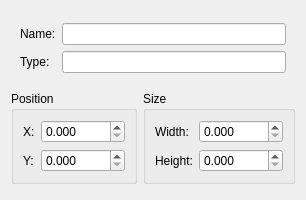
Qt form src/objectpropertiesdialog.ui (mapeditor/tiled) before a commit.
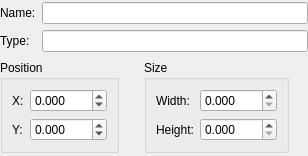
The same form after that commit.

Commit message:
Further tweaks to the object properties dialog
Adjusted the margins and the resizing behaviour, as well as specifying
somewhat saner minimum and maximum values. Also made sure that the
dialog shows at its recommended size and removed an unnecessary call to
emitObjectChanged (since the undo command will do that).

Added Michael Woerister to the list of contributors.

```diff
--- a/src/objectpropertiesdialog.ui
+++ b/src/objectpropertiesdialog.ui
@@ -6,8 +6,8 @@
    <rect>
     <x>0</x>
     <y>0</y>
-    <width>274</width>
-    <height>200</height>
+    <width>308</width>
+    <height>156</height>
    </rect>
   </property>
   <property name="sizePolicy">
@@ -25,11 +25,35 @@
   <property name="windowTitle">
    <string>Form</string>
   </property>
-  <layout class="QGridLayout" name="gridLayout">
-   <property name="sizeConstraint">
-    <enum>QLayout::SetDefaultConstraint</enum>
+  <layout class="QGridLayout" name="gridLayout_4">
+   <property name="margin">
+    <number>0</number>
    </property>
-   <item row="2" column="0">
+   <item row="0" column="0" colspan="4">
+    <layout class="QGridLayout" name="gridLayout_3">
+     <item row="0" column="0">
+      <widget class="QLabel" name="nameLabel">
+       <property name="text">
+        <string>Name:</string>
+       </property>
+      </widget>
+     </item>
+     <item row="0" column="1">
+      <widget class="QLineEdit" name="name"/>
+     </item>
+     <item row="1" column="0">
+      <widget class="QLabel" name="typeLabel">
+       <property name="text">
+        <string>Type:</string>
+       </property>
+      </widget>
+     </item>
+     <item row="1" column="1">
+      <widget class="QLineEdit" name="type"/>
+     </item>
+    </layout>
+   </item>
+   <item row="1" column="0">
     <widget class="QGroupBox" name="positionGroupBox">
      <property name="sizePolicy">
       <sizepolicy hsizetype="Fixed" vsizetype="Fixed">
@@ -40,7 +64,7 @@
      <property name="title">
       <string>Position</string>
      </property>
-     <layout class="QFormLayout" name="formLayout_2">
+     <layout class="QGridLayout" name="gridLayout">
       <item row="0" column="0">
        <widget class="QLabel" name="xLabel">
         <property name="text">
@@ -53,8 +77,11 @@
         <property name="decimals">
          <number>3</number>
         </property>
+        <property name="minimum">
+         <double>-999.000000000000000</double>
+        </property>
         <property name="maximum">
-         <double>99999.990000000005239</double>
+         <double>9999.000000000000000</double>
         </property>
        </widget>
       </item>
@@ -70,15 +97,31 @@
         <property name="decimals">
          <number>3</number>
         </property>
+        <property name="minimum">
+         <double>-999.000000000000000</double>
+        </property>
         <property name="maximum">
-         <double>99999.990000000005239</double>
+         <double>9999.000000000000000</double>
         </property>
        </widget>
       </item>
      </layout>
     </widget>
    </item>
-   <item row="2" column="1">
+   <item row="1" column="1">
+    <spacer name="horizontalSpacer">
+     <property name="orientation">
+      <enum>Qt::Horizontal</enum>
+     </property>
+     <property name="sizeHint" stdset="0">
+      <size>
+       <width>0</width>
+       <height>20</height>
+      </size>
+     </property>
+    </spacer>
+   </item>
+   <item row="1" column="2">
     <widget class="QGroupBox" name="sizeGroupBox">
      <property name="sizePolicy">
       <sizepolicy hsizetype="Fixed" vsizetype="Fixed">
@@ -89,7 +132,7 @@
      <property name="title">
       <string>Size</string>
      </property>
-     <layout class="QFormLayout" name="formLayout_3">
+     <layout class="QGridLayout" name="gridLayout_2">
       <item row="0" column="0">
        <widget class="QLabel" name="widthLabel">
         <property name="text">
@@ -103,7 +146,7 @@
          <number>3</number>
         </property>
         <property name="maximum">
-         <double>99999.990000000005239</double>
+         <double>9999.000000000000000</double>
         </property>
        </widget>
       </item>
@@ -120,44 +163,25 @@
          <number>3</number>
         </property>
         <property name="maximum">
-         <double>99999.990000000005239</double>
+         <double>9999.000000000000000</double>
         </property>
        </widget>
       </item>
      </layout>
     </widget>
    </item>
-   <item row="1" column="0" colspan="2">
-    <widget class="QWidget" name="widget" native="true">
-     <property name="sizePolicy">
-      <sizepolicy hsizetype="Expanding" vsizetype="Fixed">
-       <horstretch>0</horstretch>
-       <verstretch>0</verstretch>
-      </sizepolicy>
+   <item row="1" column="3">
+    <spacer name="horizontalSpacer_2">
+     <property name="orientation">
+      <enum>Qt::Horizontal</enum>
      </property>
-     <layout class="QFormLayout" name="formLayout">
-      <item row="0" column="0">
-       <widget class="QLabel" name="nameLabel">
-        <property name="text">
-         <string>Name:</string>
-        </property>
-       </widget>
-      </item>
-      <item row="1" column="0">
-       <widget class="QLabel" name="typeLabel">
-        <property name="text">
-         <string>Type:</string>
-        </property>
-       </widget>
-      </item>
-      <item row="0" column="1">
-       <widget class="QLineEdit" name="name"/>
-      </item>
-      <item row="1" column="1">
-       <widget class="QLineEdit" name="type"/>
-      </item>
-     </layout>
-    </widget>
+     <property name="sizeHint" stdset="0">
+      <size>
+       <width>0</width>
+       <height>20</height>
+      </size>
+     </property>
+    </spacer>
    </item>
   </layout>
  </widget>
```
The commit also changes 3 other files.
